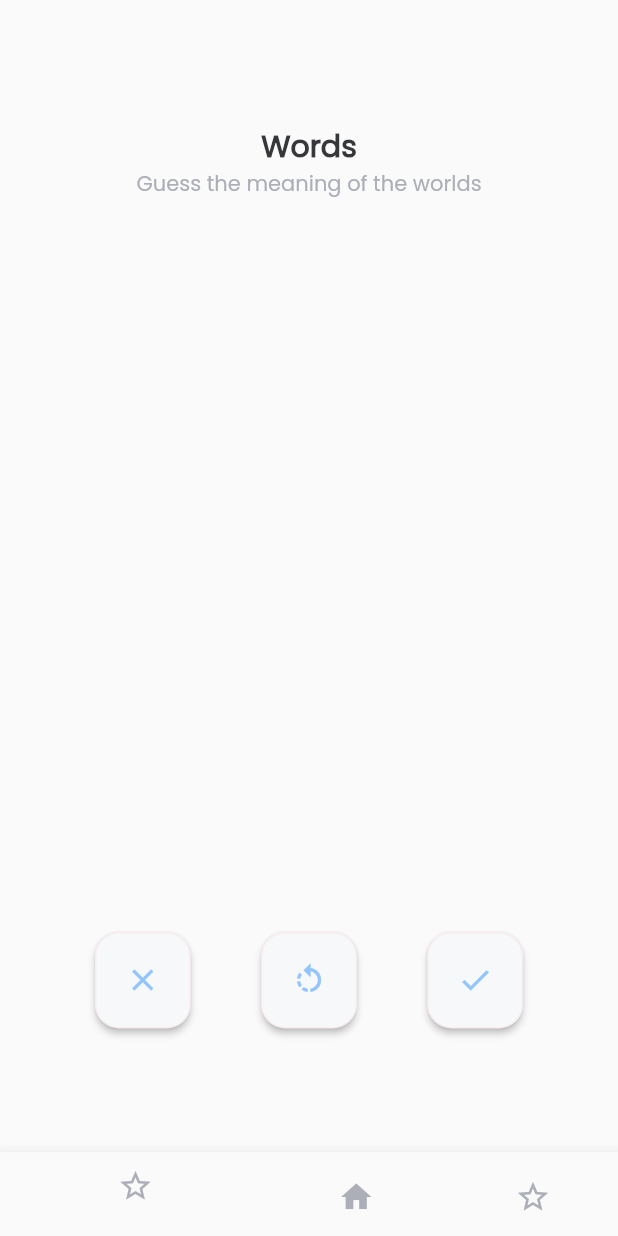
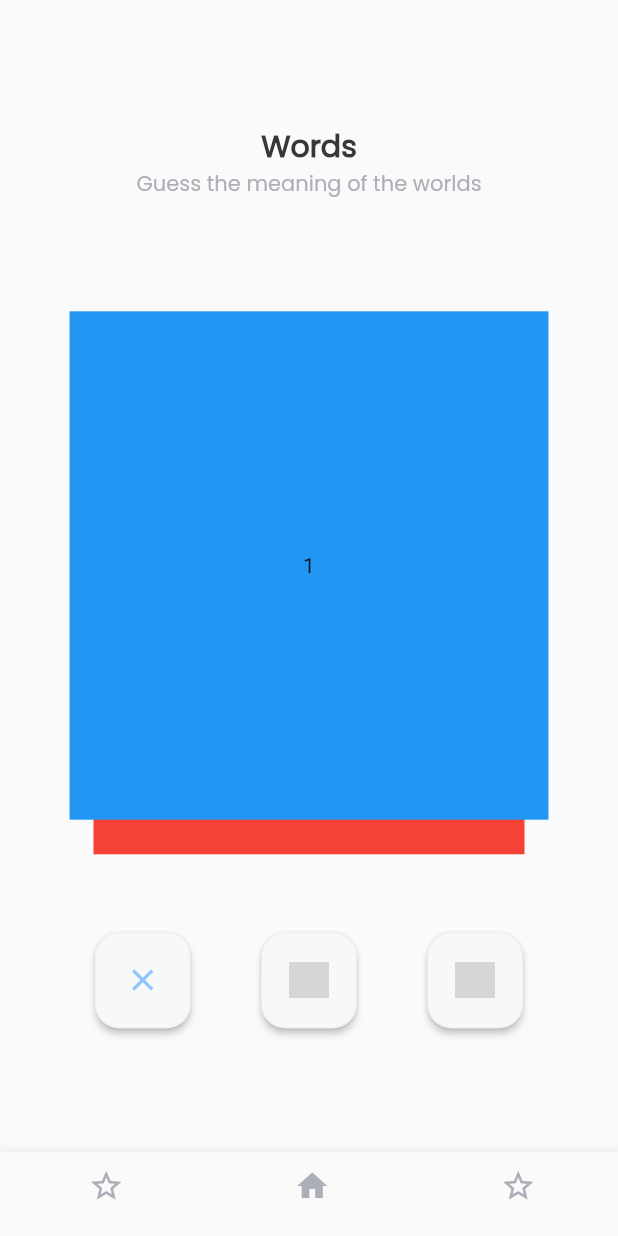
Before and after one commit to Betulkanmaz/wordUp_demo, a Flutter app: the screen it shows after launch, on a phone screen of 412 x 824 dp. Run offline on Flutter 3.47's test engine with Material 2 defaults, Android fonts, the phone set to English and light mode, and no system bars; drawn by our look-alikes of flutter_card_swiper; our stand-ins replace flutter_svg; grey boxes are pictures that could not be loaded.

Commit message:
home changed
home page icons changed, flutter_card_swiper package added and CardSwiper widget added

```diff
--- a/lib/screens/home_page.dart
+++ b/lib/screens/home_page.dart
@@ -1,4 +1,6 @@
 import 'package:flutter/material.dart';
+import 'package:flutter_card_swiper/flutter_card_swiper.dart';
+import 'package:flutter_svg/flutter_svg.dart';
 import 'package:wordup_demo/screens/known_words.dart';
 import 'package:wordup_demo/screens/words_to_learn.dart';
 import 'package:wordup_demo/theme/colors.dart';
@@ -26,6 +28,26 @@ class _HomePageState extends State<HomePage> {
     WordsToLearn(),
     KnownWords(),
   ];
+
+  List<Container> cards = [
+    Container(
+      alignment: Alignment.center,
+      child: const Text('1'),
+      color: Colors.blue,
+    ),
+    Container(
+      alignment: Alignment.center,
+      child: const Text('2'),
+      color: Colors.red,
+    ),
+    Container(
+      alignment: Alignment.center,
+      child: const Text('3'),
+      color: Colors.purple,
+    )
+  ];
+
+  CardSwiperController _cardSwiperController = CardSwiperController();
 
   @override
   Widget build(BuildContext context) {
@@ -66,7 +88,15 @@ class _HomePageState extends State<HomePage> {
                 Container(
                   width: MediaQuery.of(context).size.width * 0.872,
                   height: MediaQuery.of(context).size.height * 0.472,
-
+                  child: CardSwiper(
+                    isLoop: false,
+                    onEnd: () {
+                      //10 kart ekle
+                    },
+                    controller: _cardSwiperController,
+                    cardsCount: cards.length,
+                    cardBuilder: (context, index) => cards[index],
+                  ),
                 ),
                 Container(
                   width: MediaQuery.of(context).size.width * 0.693,
@@ -78,6 +108,7 @@ class _HomePageState extends State<HomePage> {
                     children: [
                       ElevatedButton(
                         onPressed: () {
+                          _cardSwiperController.swipeLeft();
                         },
                         style: ElevatedButton.styleFrom(
                           backgroundColor: UIColors.grey50,
@@ -105,14 +136,16 @@ class _HomePageState extends State<HomePage> {
                         child: SizedBox(
                           width: MediaQuery.of(context).size.width * 0.064,
                           height: MediaQuery.of(context).size.height * 0.029,
-                          child: Icon(
-                            Icons.rotate_left_sharp,
-                            color: UIColors.primary300,
+                          child: SvgPicture.asset(
+                            'assets/images/right.svg',
+                            width: 24,
+                            height: 24,
                           ),
                         ),
                       ),
                       ElevatedButton(
                           onPressed: () {
+                            _cardSwiperController.swipeRight();
                           },
                           style: ElevatedButton.styleFrom(
                             backgroundColor: UIColors.grey50,
@@ -123,9 +156,10 @@ class _HomePageState extends State<HomePage> {
                           child: SizedBox(
                             width: MediaQuery.of(context).size.width * 0.064,
                             height: MediaQuery.of(context).size.height * 0.029,
-                            child: Icon(
-                              Icons.check,
-                              color: UIColors.primary300,
+                            child: SvgPicture.asset(
+                              'assets/images/right.svg',
+                              width: 24,
+                              height: 24,
                             ),
                           )),
                     ],
@@ -138,15 +172,14 @@ class _HomePageState extends State<HomePage> {
         bottomNavigationBar: Container(
           padding: EdgeInsets.zero,
           child: BottomNavigationBar(
-            type: BottomNavigationBarType.shifting,
+            type: BottomNavigationBarType.fixed,
             items: [
               BottomNavigationBarItem(
                   label: '',
                   icon: SizedBox(
                       width: MediaQuery.of(context).size.width * 0.048,
                       height: MediaQuery.of(context).size.height * 0.022,
-                      child: Icon(Icons.star_border,
-                          color: UIColors.grey200))),
+                      child: Icon(Icons.star_border, color: UIColors.grey200))),
               BottomNavigationBarItem(
                   label: '',
                   icon: SizedBox(
--- a/pubspec.yaml
+++ b/pubspec.yaml
@@ -38,7 +38,8 @@ dependencies:
   cupertino_icons: ^1.0.2
   google_fonts: ^5.0.0
   http: ^1.0.0
-  swipeable_card_stack: ^0.0.5
+  flutter_card_swiper: ^5.1.0
+  flutter_svg: ^2.0.6
 
 dev_dependencies:
   flutter_test:
```
